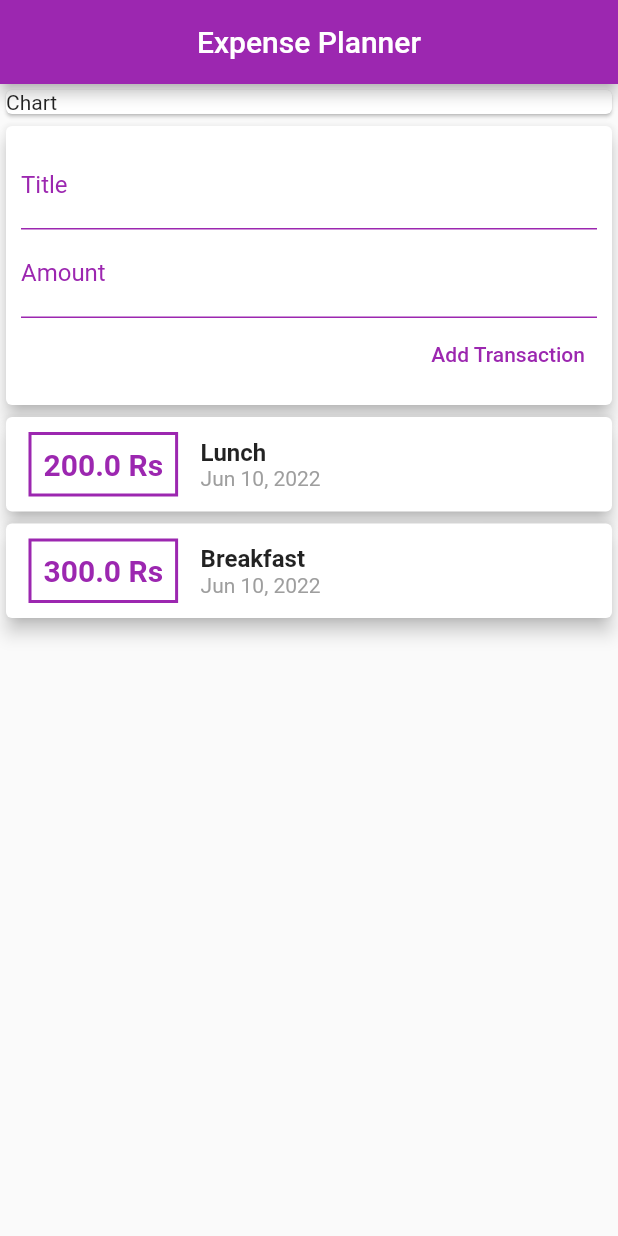
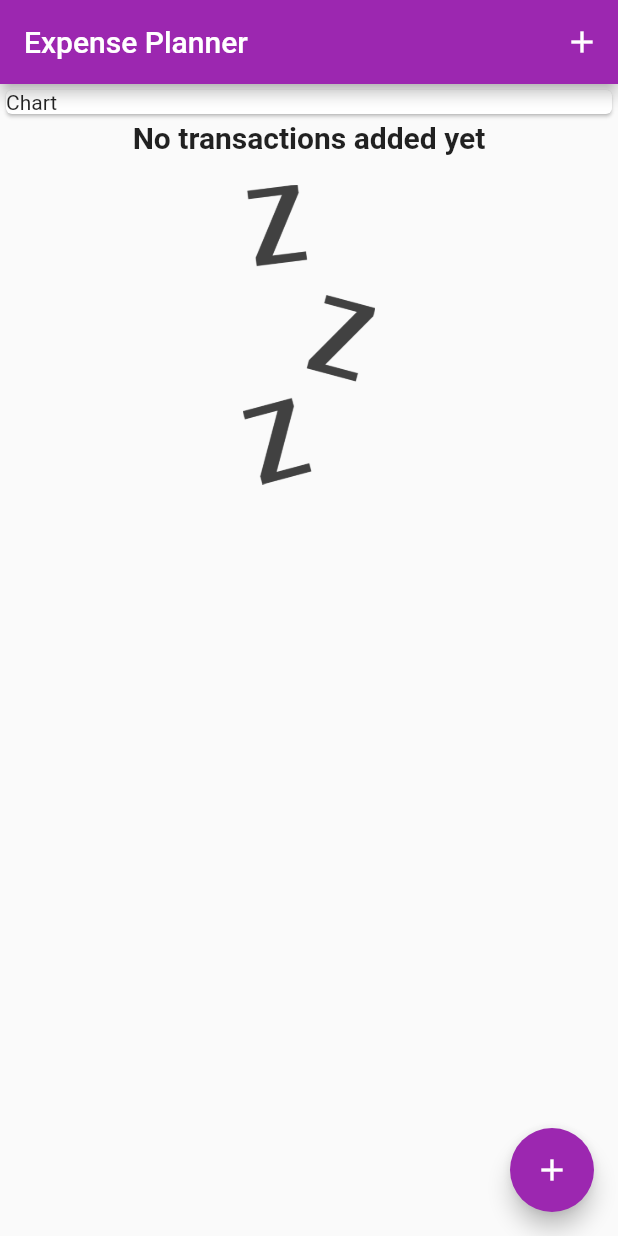
Before and after one commit to Mohsin356/expense_sheet, a Flutter app: the screen it shows after launch, on a phone screen of 412 x 824 dp. Run offline on Flutter 3.47's test engine with Material 2 defaults, Android fonts, the phone set to English and light mode, and no system bars; our stand-ins replace get.

Commit message:
bottom sheet for adding transaction

```diff
--- a/lib/controllers/transactionController.dart
+++ b/lib/controllers/transactionController.dart
@@ -3,23 +3,14 @@ import 'package:expense_sheet/models/transactionModel.dart';
 
 class TransactionController extends GetxController{
   var transactionsList = <Transaction>[].obs;
-
   @override
   onInit(){
     super.onInit();
-    fetchListItems();
-
+    transactionsList;
   }
   addItems(String txTitle, double txAmount){
     final newTx = Transaction(id: DateTime.now().toString(),title: txTitle,amount: txAmount,date: DateTime.now());
     transactionsList.add(newTx);
   }
 
-  void fetchListItems(){
-    var response =<Transaction>[
-      Transaction(id: "t1",title: "Lunch",amount: 200, date: DateTime.now()),
-      Transaction(id: "t2",title: "Breakfast",amount: 300, date: DateTime.now()),
-    ];
-    transactionsList.value=response;
-  }
 }
--- a/lib/utils/colors.dart
+++ b/lib/utils/colors.dart
@@ -1,6 +1,7 @@
 import 'package:flutter/material.dart';
 class UiColors{
   static const appBarClr = Colors.purple;
+  static const floatingBtnClr = Colors.purple;
   static const lblTxtClr = Colors.purple;
   static const lblBorderClr = Colors.purple;
   static const cursorClr = Colors.purple;
--- a/lib/views/screens/homeScreen.dart
+++ b/lib/views/screens/homeScreen.dart
@@ -8,12 +8,23 @@ import 'package:expense_sheet/controllers/transactionController.dart';
 class HomePage extends StatelessWidget {
   HomePage({Key? key}) : super(key: key);
   final transactions = Get.put(TransactionController());
+  void startNewTransaction(BuildContext ctx){
+    showModalBottomSheet(context: ctx, builder: (_){
+      return NewTransaction();
+    });
+  }
+
   @override
   Widget build(BuildContext context) {
     return SafeArea(
       child: Scaffold(
-        appBar: AppBar(title: const Center(child: Text('Expense Planner')),
-        backgroundColor: UiColors.appBarClr,),
+        appBar: AppBar(title: const Text('Expense Planner'),
+        backgroundColor: UiColors.appBarClr,
+        actions: [
+          IconButton(onPressed: (){
+            startNewTransaction(context);
+          }, icon: const Icon(Icons.add))
+        ],),
         body: SingleChildScrollView(
           child: Column(
             crossAxisAlignment: CrossAxisAlignment.stretch,
@@ -21,10 +32,14 @@ class HomePage extends StatelessWidget {
                const Card(
                 child: Text("Chart"),
               ),
-               NewTransaction(),
                TransactionList(transaction: transactions.transactionsList),
             ],
           ),
+        ),
+        floatingActionButton: FloatingActionButton(
+          backgroundColor: UiColors.floatingBtnClr,
+          child: const Icon(Icons.add),
+          onPressed: (){startNewTransaction(context);},
         ),
       ),
     );
--- a/lib/views/widgets/textField.dart
+++ b/lib/views/widgets/textField.dart
@@ -1,17 +1,21 @@
 import 'package:flutter/material.dart';
 class TextFields extends StatelessWidget {
    const TextFields({Key? key,required this.lblText,required this.lblTxtClr,
-     required this.borderColor,required this.cursorColor,required this.controller}) : super(key: key);
+     required this.borderColor,required this.cursorColor,required this.controller,this.inputType,this.dataSubmit}) : super(key: key);
   final String lblText;
   final Color lblTxtClr;
   final Color borderColor;
   final Color cursorColor;
   final TextEditingController controller;
+  final TextInputType? inputType;
+  final Function? dataSubmit;
 
   @override
   Widget build(BuildContext context) {
     return TextField(
       controller: controller,
+      keyboardType: inputType,
+      onSubmitted: (_)=>dataSubmit,
       decoration: InputDecoration(labelText: lblText,labelStyle: TextStyle(
       color: lblTxtClr,
     ), focusedBorder: UnderlineInputBorder(
--- a/lib/views/widgets/transactionList.dart
+++ b/lib/views/widgets/transactionList.dart
@@ -8,7 +8,15 @@ class TransactionList extends StatelessWidget {
   final List<Transaction> transaction;
   @override
   Widget build(BuildContext context) {
-    return Obx(() => Column(
+    return Obx(() => transaction.isEmpty ? Column(
+      children: [
+        const Text("No transactions added yet",style: TextStyle(fontWeight: FontWeight.bold,fontSize: 20),),
+        const SizedBox(height: 20,),
+        SizedBox(
+            height: 200,
+            child: Image.asset('assets/images/waiting.png',fit: BoxFit.cover,))
+      ],
+    ):Column(
       children:
       transaction.map((tx){
         return Card(
@@ -21,8 +29,8 @@ class TransactionList extends StatelessWidget {
                         border: Border.all(color: UiColors.priceBorderClr,width: 2)
                     ),
                     padding: const EdgeInsets.all(8),
-                    child: Text("${tx.amount.toString()} Rs",
-                        style: const TextStyle(fontSize: 20, fontWeight: FontWeight.bold,
+                    child: Text("${tx.amount!.toStringAsFixed(2)} Rs",
+                        style: const TextStyle(fontSize: 18, fontWeight: FontWeight.bold,
                             color: UiColors.priceTxtXlr))
                 ),
                 Column(
@@ -38,6 +46,7 @@ class TransactionList extends StatelessWidget {
             )
         );
       }).toList(),
-    ));
+    )
+    );
   }
 }
```
Also changed, not shown: lib/views/widgets/chart.dart (added, +12 -0 lines), lib/views/widgets/newTransaction.dart (+26 -6 lines), pubspec.yaml (+4 -3 lines), assets/images/waiting.png (added).
